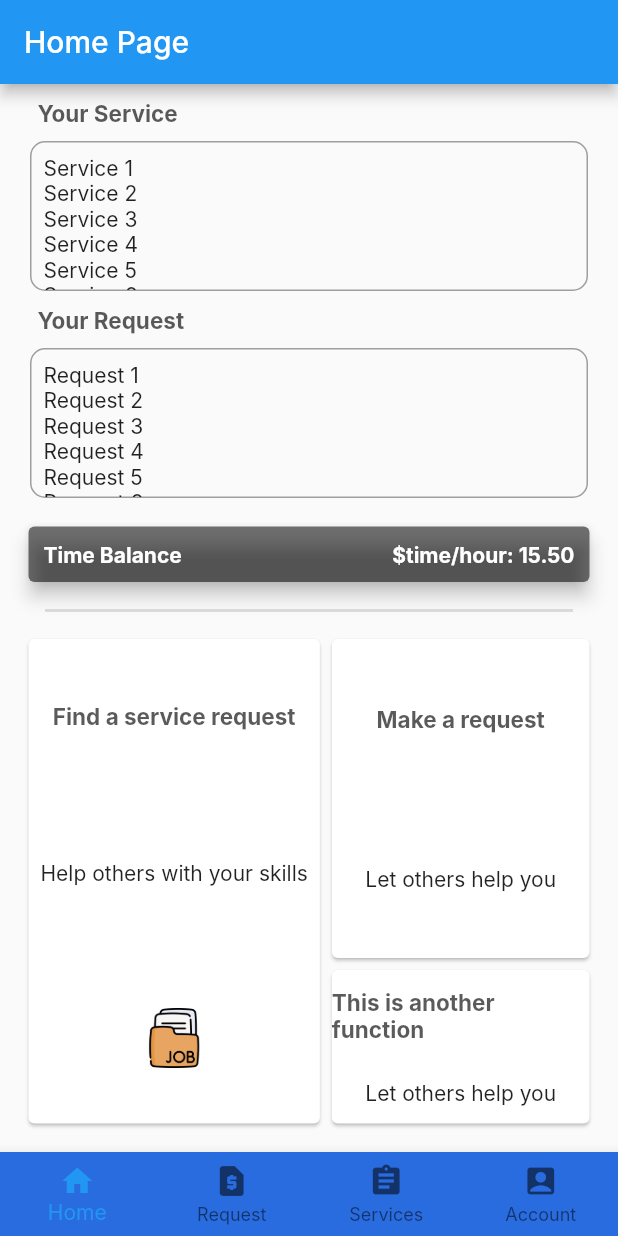
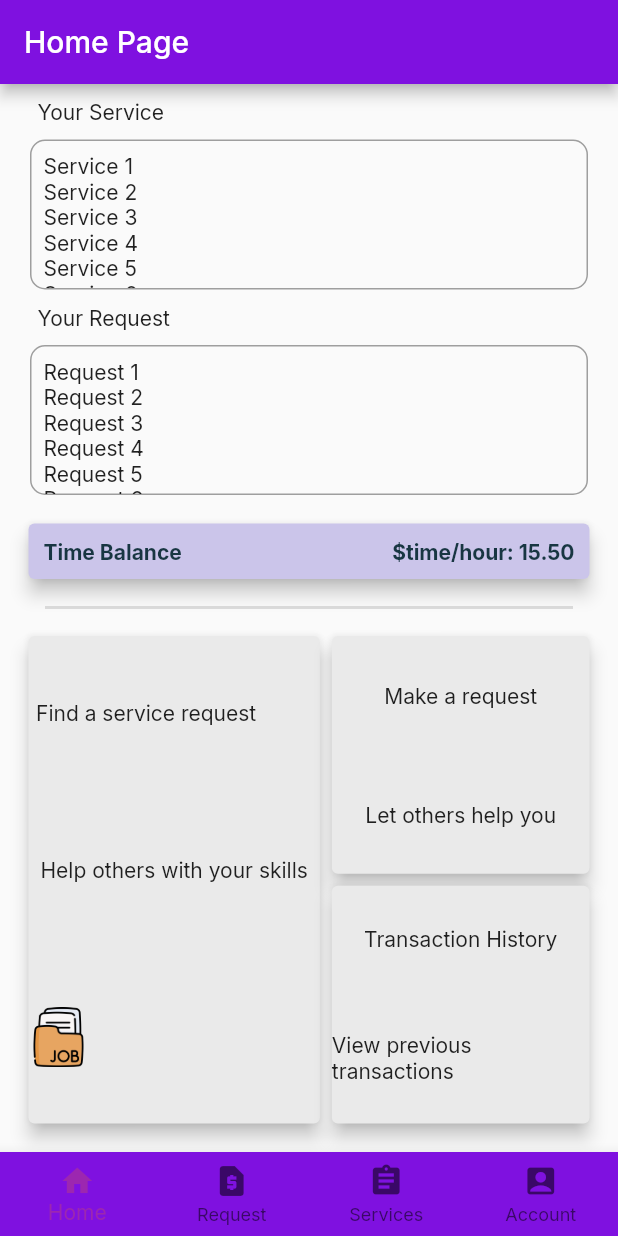
Before and after one commit to de-timebank/frontend, a Flutter app: the screen it shows after launch, on a phone screen of 412 x 824 dp. Run offline on Flutter 3.47's test engine with Material 2 defaults, Android fonts, the phone set to English and light mode, and no system bars; our stand-ins replace google_fonts; missing offline and left inert: textfield_tags.

Commit message:
change font

```diff
--- a/lib/customHeadline.dart
+++ b/lib/customHeadline.dart
@@ -11,7 +11,7 @@ class CustomHeadline extends StatelessWidget {
       padding: const EdgeInsets.fromLTRB(25, 10, 0, 10),
       child: Text(
         heading,
-        style: Theme.of(context).textTheme.headline1,
+        //style: Theme.of(context).textTheme.headline1,
       ),
     );
   }
--- a/lib/dashboard.dart
+++ b/lib/dashboard.dart
@@ -33,6 +33,7 @@ class _DashBoardState extends State<DashBoard> {
     return Scaffold(
       appBar: AppBar(
         title: const Text('Home Page'),
+        backgroundColor: Color.fromARGB(255, 127, 17, 224),
       ),
       body: Column(
         crossAxisAlignment: CrossAxisAlignment.start,
@@ -45,7 +46,7 @@ class _DashBoardState extends State<DashBoard> {
             padding: const EdgeInsets.fromLTRB(15, 15, 15, 0),
             child: Card(
                 elevation: 5,
-                color: Colors.black54,
+                color: Color.fromARGB(255, 203, 197, 234),
                 child: Row(
                   mainAxisAlignment: MainAxisAlignment.spaceBetween,
                   children: const [
@@ -54,7 +55,8 @@ class _DashBoardState extends State<DashBoard> {
                       child: Text(
                         'Time Balance',
                         style: TextStyle(
-                            fontWeight: FontWeight.bold, color: Colors.white),
+                            fontWeight: FontWeight.bold,
+                            color: Color.fromARGB(255, 24, 54, 66)),
                       ),
                     ),
                     Padding(
@@ -62,7 +64,7 @@ class _DashBoardState extends State<DashBoard> {
                       child: Text('\$time/hour: 15.50',
                           style: TextStyle(
                               fontWeight: FontWeight.bold,
-                              color: Colors.white)),
+                              color: Color.fromARGB(255, 24, 54, 66))),
                     )
                   ],
                 )),
@@ -86,10 +88,12 @@ class _DashBoardState extends State<DashBoard> {
                       children: [
                         Expanded(
                           child: Card(
+                            elevation: 5,
+                            color: Color.fromARGB(255, 234, 234, 234),
                             child: InkWell(
                                 onTap: () {},
                                 child: Column(
-                                  //crossAxisAlignment: CrossAxisAlignment.start,
+                                  crossAxisAlignment: CrossAxisAlignment.start,
                                   mainAxisAlignment:
                                       MainAxisAlignment.spaceAround,
                                   children: [
@@ -97,9 +101,9 @@ class _DashBoardState extends State<DashBoard> {
                                       padding: const EdgeInsets.all(5.0),
                                       child: Text(
                                         'Find a service request',
-                                        style: Theme.of(context)
-                                            .textTheme
-                                            .headline1,
+                                        // style: Theme.of(context)
+                                        //     .textTheme
+                                        //     .headline1,
                                       ),
                                     ),
                                     //SizedBox(height: 10),
@@ -124,8 +128,10 @@ class _DashBoardState extends State<DashBoard> {
                       crossAxisAlignment: CrossAxisAlignment.stretch,
                       children: [
                         Flexible(
-                          flex: 2,
+                          flex: 1,
                           child: Card(
+                            elevation: 5,
+                            color: Color.fromARGB(255, 234, 234, 234),
                             child: InkWell(
                                 onTap: () {},
                                 child: Column(
@@ -134,8 +140,8 @@ class _DashBoardState extends State<DashBoard> {
                                   children: [
                                     Text(
                                       'Make a request',
-                                      style:
-                                          Theme.of(context).textTheme.headline1,
+                                      // style:
+                                      //Theme.of(context).textTheme.headline1,
                                     ),
                                     Text('Let others help you')
                                   ],
@@ -146,6 +152,8 @@ class _DashBoardState extends State<DashBoard> {
                         Flexible(
                           flex: 1,
                           child: Card(
+                            elevation: 5,
+                            color: Color.fromARGB(255, 234, 234, 234),
                             child: InkWell(
                                 onTap: () {},
                                 child: Column(
@@ -153,11 +161,11 @@ class _DashBoardState extends State<DashBoard> {
                                       MainAxisAlignment.spaceAround,
                                   children: [
                                     Text(
-                                      'This is another function',
-                                      style:
-                                          Theme.of(context).textTheme.headline1,
+                                      'Transaction History',
+                                      // style:
+                                      //Theme.of(context).textTheme.headline1,
                                     ),
-                                    Text('Let others help you')
+                                    Text('View previous transactions')
                                   ],
                                 )),
                           ),
--- a/lib/main.dart
+++ b/lib/main.dart
@@ -1,7 +1,7 @@
 import 'package:flutter/material.dart';
+import 'package:google_fonts/google_fonts.dart';
 import 'package:testfyp/dashboard.dart';
 import 'package:testfyp/request.dart';
-//import 'package:google_fonts/google_fonts.dart';
 import 'customDrawer.dart';
 import 'customHeadline.dart';
 import 'customOngoingTask.dart';
@@ -19,21 +19,20 @@ class MyApp extends StatelessWidget {
     return MaterialApp(
       title: 'Time Bank Blockchain',
       theme: ThemeData(
-          // primarySwatch: Colors.blue,
-          fontFamily: 'Inter',
-          // textTheme: GoogleFonts.interTextTheme(
-          //   Theme.of(context).textTheme,
-          // ),
-          textTheme: const TextTheme(
-              headline1: TextStyle(
-                  fontSize: 15,
-                  fontWeight: FontWeight.bold,
-                  color: Color.fromARGB(200, 44, 44, 44)), //color for #2c2c2c
-              // headline2: TextStyle(
-              //     fontSize: 20,
-              //     fontWeight: FontWeight.bold,
-              //     color: Color.fromARGB(200, 44, 44, 44)),
-              bodyText1: TextStyle(fontSize: 20))),
+        primarySwatch: Colors.purple,
+        //fontFamily: GoogleFonts.inter(),
+        textTheme: GoogleFonts.interTextTheme(
+          Theme.of(context).textTheme,
+        ),
+        // textTheme: const TextTheme(
+        //     headline1: TextStyle(
+        //       //fontFamily: ,
+        //         fontSize: 15,
+        //         fontWeight: FontWeight.bold,
+        //         color: Color.fromARGB(200, 44, 44, 44)), //color for #2c2c2c
+        //     bodyText1: TextStyle(fontSize: 20),
+        //     subtitle1: TextStyle(fontSize: 12))
+      ),
       home: MyHomePage(),
     );
   }
@@ -65,7 +64,7 @@ class _MyHomePageState extends State<MyHomePage> {
     return Scaffold(
         bottomNavigationBar: BottomNavigationBar(
           type: BottomNavigationBarType.fixed,
-          backgroundColor: Color.fromARGB(255, 41, 108, 224),
+          backgroundColor: Color.fromARGB(255, 127, 17, 224),
           items: <BottomNavigationBarItem>[
             BottomNavigationBarItem(icon: Icon(Icons.home), label: 'Home'),
             BottomNavigationBarItem(
--- a/lib/profile.dart
+++ b/lib/profile.dart
@@ -44,7 +44,7 @@ class _ProfilePageState extends State<ProfilePage> {
                     children: [
                       Text(
                         'Siti Fatimah Albuquerque',
-                        style: Theme.of(context).textTheme.headline1,
+                        //style: Theme.of(context).textTheme.headline1,
                       ),
                       Text('123456'),
                     ],
@@ -59,7 +59,7 @@ class _ProfilePageState extends State<ProfilePage> {
             ),
             Text(
               'Skilled in',
-              style: Theme.of(context).textTheme.headline1,
+              //style: Theme.of(context).textTheme.headline1,
             ),
             SizedBox(
               height: 50,
--- a/lib/service.dart
+++ b/lib/service.dart
@@ -36,8 +36,8 @@ class _ServicePageState extends State<ServicePage> {
                                 children: [
                                   Text(
                                     'Help Me with some Python Programming',
-                                    style:
-                                        Theme.of(context).textTheme.headline1,
+                                    // style:
+                                    //     Theme.of(context).textTheme.headline1,
                                   ),
                                   SizedBox(
                                     height: 10,
```
